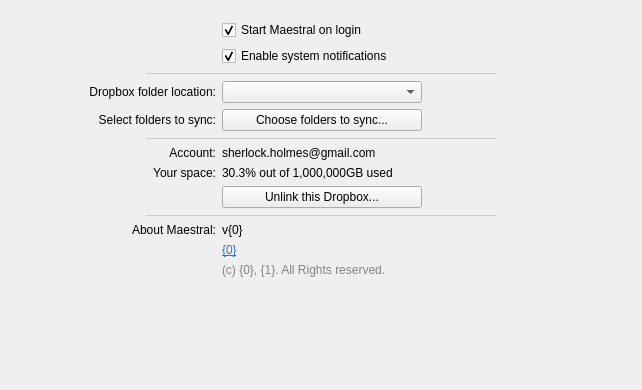
samschott/maestral, file maestral/gui/settings.ui: the form before one commit.
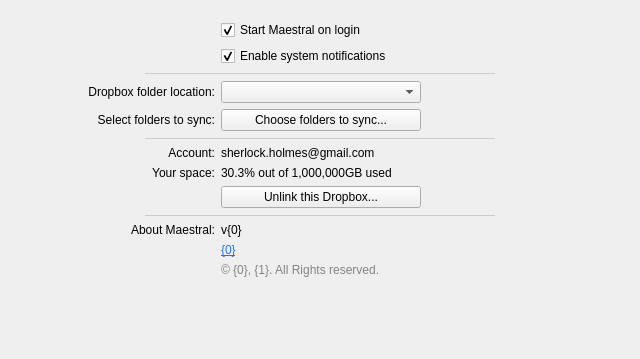
The form after the commit.

Commit message: tweak window size

```diff
--- a/maestral/gui/settings.ui
+++ b/maestral/gui/settings.ui
@@ -6,8 +6,8 @@
    <rect>
     <x>0</x>
     <y>0</y>
-    <width>642</width>
-    <height>390</height>
+    <width>640</width>
+    <height>359</height>
    </rect>
   </property>
   <property name="windowTitle">
@@ -273,7 +273,7 @@
    <item row="22" column="1">
     <widget class="QLabel" name="labelCopyright">
      <property name="text">
-      <string>&lt;html&gt;&lt;head/&gt;&lt;body&gt;&lt;p&gt;&lt;span style=&quot; color:#838383;&quot;&gt;(c) {0}, {1}. All Rights reserved.&lt;/span&gt;&lt;/p&gt;&lt;/body&gt;&lt;/html&gt;</string>
+      <string>&lt;html&gt;&lt;head/&gt;&lt;body&gt;&lt;p&gt;&lt;span style=&quot; color:#838383;&quot;&gt;© {0}, {1}. All Rights reserved.&lt;/span&gt;&lt;/p&gt;&lt;/body&gt;&lt;/html&gt;</string>
      </property>
     </widget>
    </item>
```
